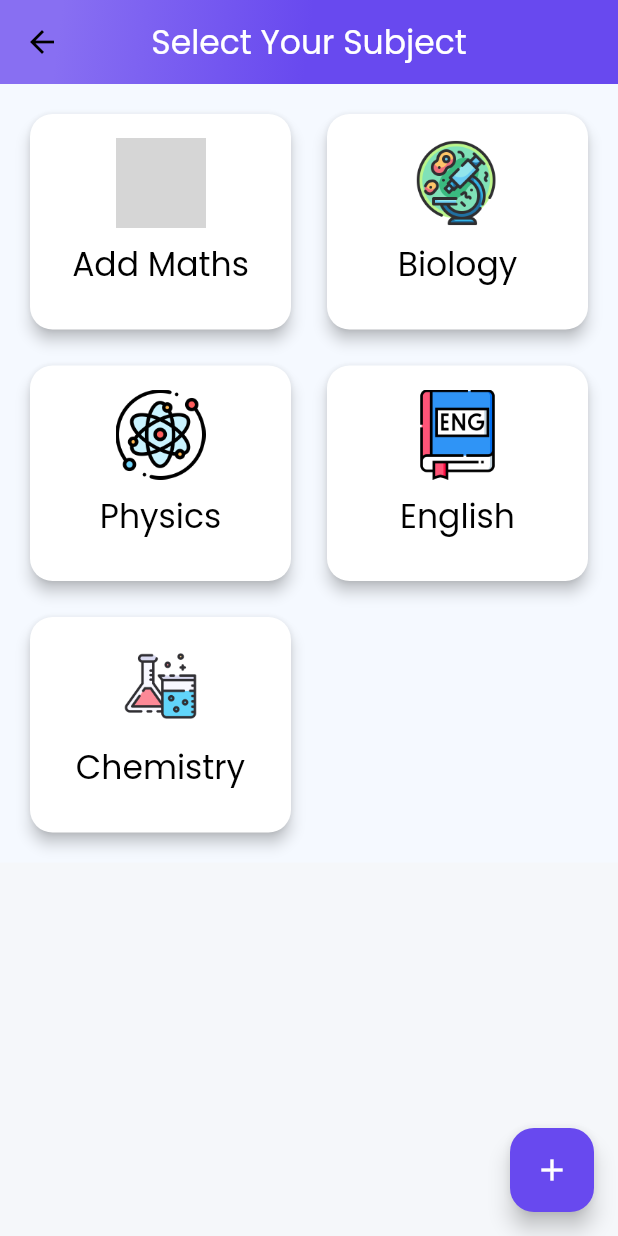
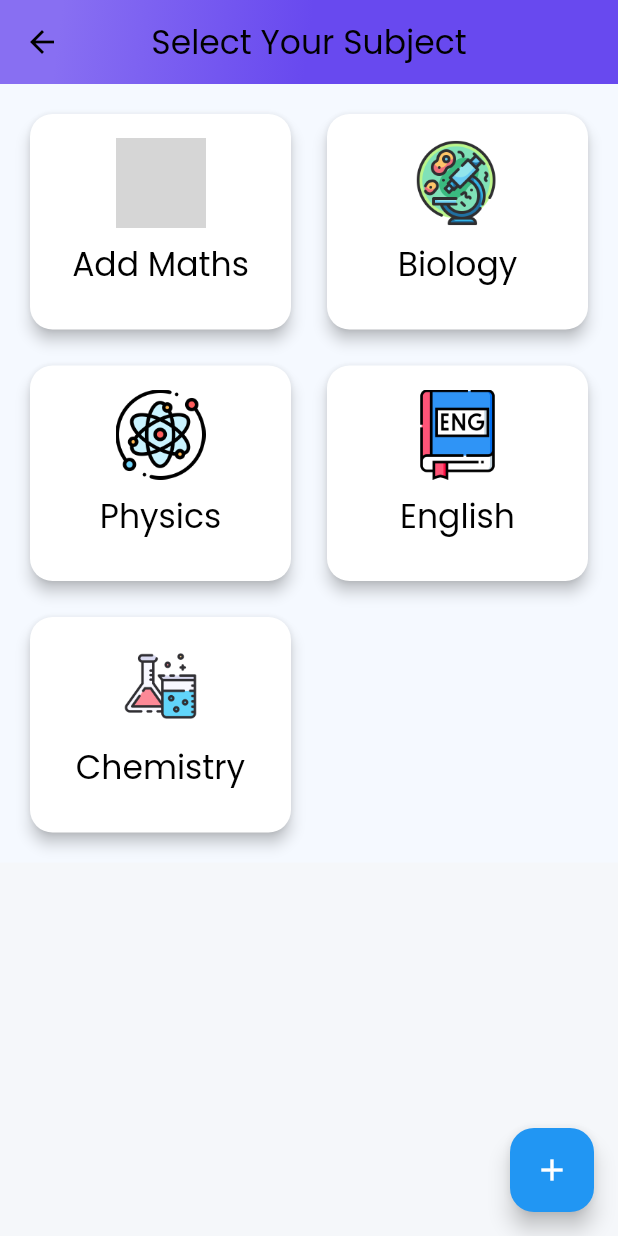
Before and after one commit to zw-weng/EduConnect-Xcode, a Flutter app: the ResourcesScreen screen opened directly, on a phone screen of 412 x 824 dp. Run offline on Flutter 3.47's test engine with Material 3 defaults, Android fonts, the phone set to English and light mode, and no system bars; our stand-ins replace carousel_slider, google_nav_bar, youtube_player_flutter; missing offline and left inert: flutter_file_dialog, pdfx; network calls fail; grey boxes are pictures that could not be loaded.

Commit message:
update resource adder

```diff
--- a/lib/screens/home_screen.dart
+++ b/lib/screens/home_screen.dart
@@ -74,7 +74,7 @@ class _HomeScreenState extends State<HomeScreen> {
               child: SingleChildScrollView(
                 padding: const EdgeInsets.all(20.0),
                 child: Column(
-                  children: courses.map((course) => CourseCard(course: course, onTap: () {  }, resources: [],)).toList(),
+                  children: courses.map((course) => CourseCard(course: course, onTap: () {  }, resources: const [],)).toList(),
                 ),
               ),
             ),
--- a/lib/screens/materials_screen.dart
+++ b/lib/screens/materials_screen.dart
@@ -97,8 +97,8 @@ class _MaterialsScreenState extends State<MaterialsScreen> {
                         );
                       },
                     )
-                  : Padding(
-                      padding: const EdgeInsets.all(16.0),
+                  : const Padding(
+                      padding: EdgeInsets.all(16.0),
                       child: Text(
                         'No resources available for this category.',
                         style: TextStyle(fontSize: 16, color: Colors.grey),
--- a/lib/screens/resources_screen.dart
+++ b/lib/screens/resources_screen.dart
@@ -1,9 +1,9 @@
 import 'package:educonnect/constants/colors.dart';
+import 'package:educonnect/widgets/floating_add_button.dart';
 import 'package:flutter/material.dart';
 import 'package:educonnect/models/course.dart';
 import 'package:educonnect/models/resource.dart';
 import 'package:educonnect/widgets/course_card.dart';
-import 'add_resource_screen.dart'; // Import AddResourceScreen
 
 class ResourcesScreen extends StatefulWidget {
   const ResourcesScreen({super.key});
@@ -13,17 +13,14 @@ class ResourcesScreen extends StatefulWidget {
 }
 
 class _ResourcesScreenState extends State<ResourcesScreen> {
-  // List of courses (Subjects)
   final List<Course> courses = [
     Course(name: "Add Maths", iconPath: "assets/icons/addmath.png"),
     Course(name: "Biology", iconPath: "assets/icons/bio.png"),
     Course(name: "Physics", iconPath: "assets/icons/phy.png"),
     Course(name: "English", iconPath: "assets/icons/eng.png"),
     Course(name: "Chemistry", iconPath: "assets/icons/chemi.png"),
-    // Add more courses as needed
   ];
 
-  // Sample resources for each course
   final Map<String, List<Resource>> courseResources = {
     "Add Maths": [
       Resource(
@@ -32,18 +29,7 @@ class _ResourcesScreenState extends State<ResourcesScreen> {
         type: "past_year",
         icon: Icons.picture_as_pdf,
       ),
-      Resource(
-        title: "2021 Negeri_Sembilan_MPSM Add_Maths K1 Answer",
-        pdfUrl: "assets/pdfs/2021 Negeri_Sembilan_MPSM Add_Maths K1 Jawapan.pdf",
-        type: "past_year",
-        icon: Icons.picture_as_pdf,
-      ),
-      Resource(
-        title: "Calculus Cheat Sheet",
-        pdfUrl: "assets/pdfs/calculus cheat sheet.pdf",
-        type: "notes",
-        icon: Icons.note,
-      ),
+      // Additional resources...
     ],
     "Biology": [
       Resource(
@@ -52,26 +38,25 @@ class _ResourcesScreenState extends State<ResourcesScreen> {
         type: "video",
         icon: Icons.video_library,
       ),
-      Resource(
-        title: "Enzymes Cheat Sheet",
-        pdfUrl: "assets/pdfs/enzymes cheat sheet.pdf",
-        type: "notes",
-        icon: Icons.note,
-      ),
+      // Additional resources...
     ],
     // Add resources for other subjects similarly
   };
+
+  void _onResourceAdded(String courseName, Resource newResource) {
+    setState(() {
+      courseResources[courseName] = [
+        ...courseResources[courseName] ?? [],
+        newResource,
+      ];
+    });
+  }
 
   @override
   Widget build(BuildContext context) {
     return Scaffold(
       appBar: AppBar(
-        title: Text(
-          "Select Your Subject",
-          style: Theme.of(context).textTheme.titleLarge?.copyWith(
-                color: Colors.white,
-              ),
-        ),
+        title: const Text("Select Your Subject"),
         centerTitle: true,
         flexibleSpace: Container(
           decoration: const BoxDecoration(
@@ -88,7 +73,7 @@ class _ResourcesScreenState extends State<ResourcesScreen> {
         ),
       ),
       body: Container(
-        color: const Color(0xFFF5F9FF), // Background color
+        color: kBackColor,
         padding: const EdgeInsets.all(16.0),
         child: SingleChildScrollView(
           child: GridView.builder(
@@ -105,24 +90,15 @@ class _ResourcesScreenState extends State<ResourcesScreen> {
               return CourseCard(
                 course: courses[index],
                 resources: courseResources[courses[index].name] ?? [],
-                onTap: () {}, // Pass the corresponding resources
+                onTap: () {},
               );
             },
           ),
         ),
       ),
-      floatingActionButton: FloatingActionButton(
-        onPressed: () {
-          // Navigate to the AddResourceScreen
-          Navigator.push(
-            context,
-            MaterialPageRoute(
-              builder: (context) => AddResourceScreen(courses: courses),
-            ),
-          );
-        },
-        backgroundColor: kPrimaryColor, // Customize the FAB color
-        child: const Icon(Icons.add),
+      floatingActionButton: FloatingAddButton(
+        courses: courses,
+        onResourceAdded: _onResourceAdded,
       ),
     );
   }
--- a/lib/widgets/floating_add_button.dart
+++ b/lib/widgets/floating_add_button.dart
@@ -1,19 +1,34 @@
-import 'package:educonnect/constants/colors.dart';
+import 'package:educonnect/screens/add_resource_screen.dart';
 import 'package:flutter/material.dart';
+import 'package:educonnect/models/course.dart';
+import 'package:educonnect/models/resource.dart';
 
-class CustomFAB extends StatelessWidget {
-  final VoidCallback onPressed;
-  final IconData icon;
+class FloatingAddButton extends StatelessWidget {
+  final List<Course> courses;
+  final Function(String, Resource) onResourceAdded;
 
-  const CustomFAB({super.key, required this.onPressed, required this.icon});
+  const FloatingAddButton({
+    Key? key,
+    required this.courses,
+    required this.onResourceAdded,
+  }) : super(key: key);
 
   @override
   Widget build(BuildContext context) {
     return FloatingActionButton(
-      onPressed: onPressed,
-      backgroundColor: kPrimaryLight,
-      foregroundColor: Colors.white,
-      child: Icon(icon),
+      onPressed: () {
+        Navigator.push(
+          context,
+          MaterialPageRoute(
+            builder: (context) => AddResourceScreen(
+              courses: courses,
+              onResourceAdded: onResourceAdded,
+            ),
+          ),
+        );
+      },
+      backgroundColor: Colors.blue, // Use your desired color
+      child: const Icon(Icons.add),
     );
   }
 }
--- a/pubspec.yaml
+++ b/pubspec.yaml
@@ -39,7 +39,7 @@ dependencies:
   carousel_slider: ^5.0.0
   pdfx: ^2.8.0
   youtube_player_flutter: ^9.1.1
-  flutter_document_picker: ^5.2.3
+  flutter_file_dialog: ^3.0.2
   # file_picker: ^8.1.3
   # video_player: ^2.9.2
   # path_provider: ^2.1.4
```
Also changed, not shown: lib/screens/add_resource_screen.dart (+80 -70 lines), lib/screens/book_tutor_screen.dart (+5 -3 lines), lib/screens/tuition_screen.dart (+5 -5 lines), lib/widgets/session_card.dart (+12 -12 lines), pubspec.lock.
